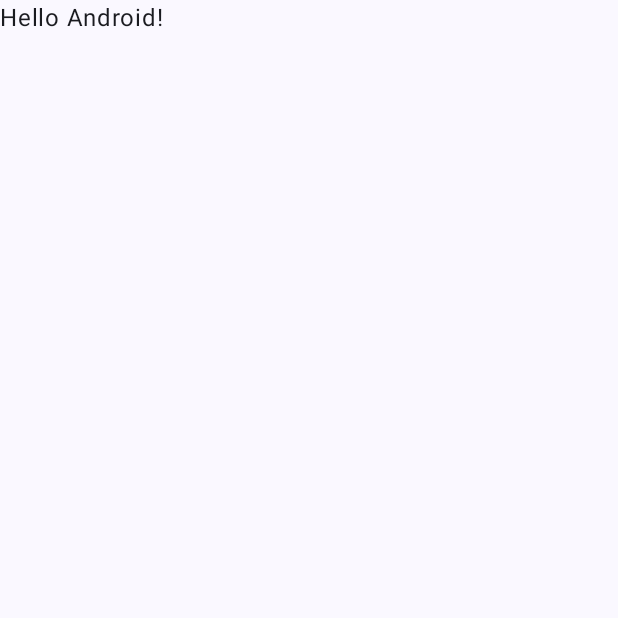
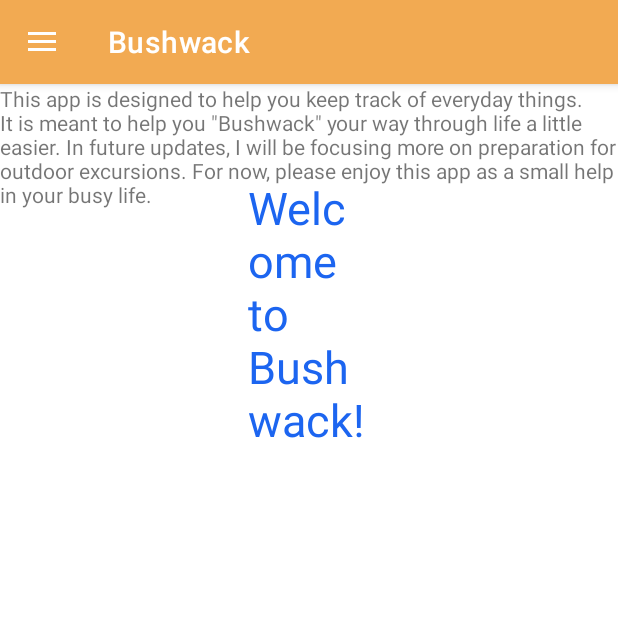
Before and after one commit to benbmb99/Bushwack, an Android app built with Jetpack Compose: the screen it shows after launch (MainActivity), on a phone screen of 412 x 824 dp, the top half of it. Before the commit the part shown is almost empty. Run offline under Robolectric (Android 15) with nearby library versions, the phone set to English and light mode, and no system bars.

Commit message:
Added Basic Layering of Application with Fragments

```diff
--- /dev/null
+++ b/app/src/main/java/com/hikerhelper/bushwack/Home.kt
@@ -0,0 +1,59 @@
+package com.hikerhelper.bushwack
+
+import android.os.Bundle
+import androidx.fragment.app.Fragment
+import android.view.LayoutInflater
+import android.view.View
+import android.view.ViewGroup
+
+// TODO: Rename parameter arguments, choose names that match
+// the fragment initialization parameters, e.g. ARG_ITEM_NUMBER
+private const val ARG_PARAM1 = "param1"
+private const val ARG_PARAM2 = "param2"
+
+/**
+ * A simple [Fragment] subclass.
+ * Use the [Home.newInstance] factory method to
+ * create an instance of this fragment.
+ */
+class Home : Fragment() {
+    // TODO: Rename and change types of parameters
+    private var param1: String? = null
+    private var param2: String? = null
+
+    override fun onCreate(savedInstanceState: Bundle?) {
+        super.onCreate(savedInstanceState)
+        arguments?.let {
+            param1 = it.getString(ARG_PARAM1)
+            param2 = it.getString(ARG_PARAM2)
+        }
+    }
+
+    override fun onCreateView(
+        inflater: LayoutInflater, container: ViewGroup?,
+        savedInstanceState: Bundle?
+    ): View? {
+        // Inflate the layout for this fragment
+        return inflater.inflate(R.layout.fragment_home, container, false)
+    }
+
+    companion object {
+        /**
+         * Use this factory method to create a new instance of
+         * this fragment using the provided parameters.
+         *
+         * @param param1 Parameter 1.
+         * @param param2 Parameter 2.
+         * @return A new instance of fragment Home.
+         */
+        // TODO: Rename and change types and number of parameters
+        @JvmStatic
+        fun newInstance(param1: String, param2: String) =
+            Home().apply {
+                arguments = Bundle().apply {
+                    putString(ARG_PARAM1, param1)
+                    putString(ARG_PARAM2, param2)
+                }
+            }
+    }
+}
--- a/app/src/main/java/com/hikerhelper/bushwack/MainActivity.kt
+++ b/app/src/main/java/com/hikerhelper/bushwack/MainActivity.kt
@@ -1,8 +1,13 @@
 package com.hikerhelper.bushwack
 
+import android.annotation.SuppressLint
 import android.os.Bundle
+import android.view.MenuItem
 import androidx.activity.ComponentActivity
 import androidx.activity.compose.setContent
+import androidx.appcompat.app.ActionBarDrawerToggle
+import androidx.appcompat.app.AppCompatActivity
+import androidx.appcompat.widget.Toolbar
 import androidx.compose.foundation.layout.fillMaxSize
 import androidx.compose.material3.MaterialTheme
 import androidx.compose.material3.Surface
@@ -10,21 +15,55 @@ import androidx.compose.material3.Text
 import androidx.compose.runtime.Composable
 import androidx.compose.ui.Modifier
 import androidx.compose.ui.tooling.preview.Preview
+import androidx.core.view.GravityCompat
+import androidx.drawerlayout.widget.DrawerLayout
+import com.google.android.material.navigation.NavigationView
 import com.hikerhelper.bushwack.ui.theme.BushwackTheme
 
-class MainActivity : ComponentActivity() {
+class MainActivity : AppCompatActivity(), NavigationView.OnNavigationItemSelectedListener {
+
+    private lateinit var drawerLayout: DrawerLayout
+
     override fun onCreate(savedInstanceState: Bundle?) {
         super.onCreate(savedInstanceState)
-        setContent {
-            BushwackTheme {
-                // A surface container using the 'background' color from the theme
-                Surface(
-                    modifier = Modifier.fillMaxSize(),
-                    color = MaterialTheme.colorScheme.background
-                ) {
-                    Greeting("Android")
-                }
-            }
+        setContentView(R.layout.activity_main)
+
+        drawerLayout = findViewById(R.id.drawer_layout)
+
+        val toolbar = findViewById<Toolbar>(R.id.toolbar)
+        setSupportActionBar(toolbar)
+
+        val navigationView = findViewById<NavigationView>(R.id.nav_view)
+        navigationView.setNavigationItemSelectedListener (this)
+
+        val toggle = ActionBarDrawerToggle(this, drawerLayout, toolbar, R.string.open_nav, R.string.close_nav)
+        drawerLayout.addDrawerListener(toggle)
+        toggle.syncState()
+
+        if (savedInstanceState == null){
+            supportFragmentManager.beginTransaction()
+                .replace(R.id.fragment_cont, Home()).commit()
+            navigationView.setCheckedItem(R.id.nav_home)
+        }
+    }
+
+    override fun onNavigationItemSelected(p0: MenuItem): Boolean {
+        when(p0.itemId){
+            R.id.nav_home -> supportFragmentManager.beginTransaction()
+                .replace(R.id.fragment_cont, Home()).commit()
+            R.id.nav_list -> supportFragmentManager.beginTransaction()
+                .replace(R.id.fragment_cont, List()).commit()
+        }
+        drawerLayout.closeDrawer(GravityCompat.START)
+        return true
+    }
+
+    @SuppressLint("MissingSuperCall")
+    override fun onBackPressed() {
+        if (drawerLayout.isDrawerOpen(GravityCompat.START)){
+            drawerLayout.closeDrawer(GravityCompat.START)
+        } else {
+            onBackPressedDispatcher.onBackPressed()
         }
     }
 }
--- /dev/null
+++ b/app/src/main/res/drawable/baseline_home_24.xml
@@ -0,0 +1,5 @@
+<vector xmlns:android="http://schemas.android.com/apk/res/android" android:height="24dp" android:tint="#AF3D3D" android:viewportHeight="24" android:viewportWidth="24" android:width="24dp">
+
+    <path android:fillColor="@android:color/white" android:pathData="M10,20v-6h4v6h5v-8h3L12,3 2,12h3v8z"/>
+
+</vector>
--- /dev/null
+++ b/app/src/main/res/drawable/baseline_list_24.xml
@@ -0,0 +1,5 @@
+<vector xmlns:android="http://schemas.android.com/apk/res/android" android:autoMirrored="true" android:height="24dp" android:tint="#AF3D3D" android:viewportHeight="24" android:viewportWidth="24" android:width="24dp">
+
+    <path android:fillColor="@android:color/white" android:pathData="M19,3h-4.18C14.4,1.84 13.3,1 12,1c-1.3,0 -2.4,0.84 -2.82,2L5,3c-1.1,0 -2,0.9 -2,2v14c0,1.1 0.9,2 2,2h14c1.1,0 2,-0.9 2,-2L21,5c0,-1.1 -0.9,-2 -2,-2zM12,3c0.55,0 1,0.45 1,1s-0.45,1 -1,1 -1,-0.45 -1,-1 0.45,-1 1,-1zM14,17L7,17v-2h7v2zM17,13L7,13v-2h10v2zM17,9L7,9L7,7h10v2z"/>
+
+</vector>
--- a/app/src/main/res/layout/activity_main.xml
+++ b/app/src/main/res/layout/activity_main.xml
@@ -1,7 +1,45 @@
 <?xml version="1.0" encoding="utf-8"?>
-<androidx.constraintlayout.widget.ConstraintLayout xmlns:android="http://schemas.android.com/apk/res/android"
+<androidx.drawerlayout.widget.DrawerLayout
+    xmlns:android="http://schemas.android.com/apk/res/android"
     xmlns:app="http://schemas.android.com/apk/res-auto"
     xmlns:tools="http://schemas.android.com/tools"
-    android:id="@+id/linearLayout"
+    android:id="@+id/drawer_layout"
     android:layout_width="match_parent"
-    android:layout_height="match_parent"/>
+    android:layout_height="match_parent"
+    android:fitsSystemWindows="true"
+    tools:openDrawer="start"
+    tools:context=".MainActivity">
+
+    <LinearLayout
+        android:layout_width="match_parent"
+        android:layout_height="match_parent"
+        android:orientation="vertical">
+
+        <androidx.appcompat.widget.Toolbar
+            android:layout_width="match_parent"
+            android:layout_height="56dp"
+            android:id="@+id/toolbar"
+            android:elevation="4dp"
+            android:background="@color/amber"
+            android:theme="@style/ThemeOverlay.AppCompat.Dark.ActionBar"
+            app:popupTheme="@style/ThemeOverlay.AppCompat.Light"/>
+
+        <FrameLayout
+            android:layout_width="match_parent"
+            android:layout_height="match_parent"
+            android:id="@+id/fragment_cont"/>
+
+    </LinearLayout>
+
+    <com.google.android.material.navigation.NavigationView
+        android:layout_width="wrap_content"
+        android:layout_height="match_parent"
+        android:id="@+id/nav_view"
+        android:layout_gravity="start"
+        app:headerLayout="@layout/nav_header"
+        app:menu="@menu/nav_menu"
+        app:itemIconTint="@color/maroon"
+        app:itemTextColor="@color/maroon"
+        android:background="@color/white"/>
+
+</androidx.drawerlayout.widget.DrawerLayout>
--- /dev/null
+++ b/app/src/main/res/layout/fragment_home.xml
@@ -0,0 +1,28 @@
+<?xml version="1.0" encoding="utf-8"?>
+<RelativeLayout
+    xmlns:android="http://schemas.android.com/apk/res/android"
+    xmlns:tools="http://schemas.android.com/tools"
+    android:layout_width="match_parent"
+    android:layout_height="match_parent"
+    tools:context=".Home">
+
+    <TextView
+        android:layout_width="wrap_content"
+        android:layout_height="wrap_content"
+        android:layout_alignParentStart="true"
+        android:layout_alignParentTop="true"
+        android:layout_alignParentEnd="true"
+        android:layout_marginStart="165dp"
+        android:layout_marginTop="62dp"
+        android:layout_marginEnd="165dp"
+        android:text="Welcome to Bushwack!"
+        android:textColor="@color/royal_blue"
+        android:textSize="30sp" />
+
+    <TextView
+        android:id="@+id/textView2"
+        android:layout_width="wrap_content"
+        android:layout_height="wrap_content"
+        android:text="This app is designed to help you keep track of everyday things. It is meant to help you &quot;Bushwack&quot; your way through life a little easier. In future updates, I will be focusing more on preparation for outdoor excursions. For now, please enjoy this app as a small help in your busy life." />
+
+</RelativeLayout>
--- /dev/null
+++ b/app/src/main/res/menu/nav_menu.xml
@@ -0,0 +1,32 @@
+<?xml version="1.0" encoding="utf-8"?>
+<menu xmlns:android="http://schemas.android.com/apk/res/android"
+    xmlns:tools="http://schemas.android.com/tools"
+    tools:showIn = "navigation_view">
+
+    <group
+        android:checkableBehavior="single">
+
+        <item
+            android:id="@+id/nav_home"
+            android:icon="@drawable/baseline_home_24"
+            android:title="Home"/>
+
+        <item
+            android:id="@+id/nav_list"
+            android:icon="@drawable/baseline_list_24"
+            android:title="List"/>
+
+    </group>
+
+    <item
+        android:title="">
+
+        <menu>
+            <item
+                android:id="@+id/logout"
+                android:icon="@mipmap/ic_launcher"
+                android:title="Logout"/>
+        </menu>
+    </item>
+
+</menu>
--- a/app/src/main/res/values/colors.xml
+++ b/app/src/main/res/values/colors.xml
@@ -7,4 +7,15 @@
     <color name="teal_700">#FF018786</color>
     <color name="black">#FF000000</color>
     <color name="white">#FFFFFFFF</color>
+    <color name="aqua">#68EDF0</color>
+    <color name="royal_blue">#1C65F0</color>
+    <color name="light_blue">#18ECF0</color>
+    <color name="soft_blue">#18A8F0</color>
+    <color name="toothpaste">#18F0AB</color>
+    <color name="jet_green">#18F061</color>
+    <color name="maroon">#A62957</color>
+    <color name="true_blue">#2E5FF2</color>
+    <color name="faded_blue">#2980F2</color>
+    <color name="amber">#F2AA52</color>
+    <color name="salmon">#F28B50</color>
 </resources>
--- a/app/src/main/res/values/strings.xml
+++ b/app/src/main/res/values/strings.xml
@@ -1,3 +1,7 @@
 <resources>
     <string name="app_name">Bushwack</string>
+    <string name="open_nav">Open Navigation</string>
+    <string name="close_nav">Close Navigation</string>
+    <!-- TODO: Remove or change this placeholder text -->
+    <string name="hello_blank_fragment">Hello blank fragment</string>
 </resources>
--- a/app/src/main/res/values/themes.xml
+++ b/app/src/main/res/values/themes.xml
@@ -1,5 +1,36 @@
 <?xml version="1.0" encoding="utf-8"?>
-<resources>
+<resources xmlns:tools="http://schemas.android.com/tools">
 
-    <style name="Theme.Bushwack" parent="android:Theme.Material.Light.NoActionBar" />
+    <style name="Theme.Bushwack" parent="Theme.MaterialComponents.DayNight.DarkActionBar" >
+        <!-- Primary Colors -->
+        <item name="colorPrimary">@color/aqua</item>
+        <item name="colorPrimaryVariant">@color/toothpaste</item>
+        <item name="colorOnPrimary">@color/white</item>
+
+        <!-- Secondary Colors -->
+        <item name="colorSecondary">@color/jet_green</item>
+        <item name="colorSecondaryVariant">@color/light_blue</item>
+        <item name="colorOnSecondary">@color/black</item>
+
+        <!-- Status Bar -->
+        <item name="android:statusBarColor">?attr/colorPrimaryVariant</item>
+
+    </style>
+
+    <style name="Theme.MainActivity" parent="Theme.MaterialComponents.DayNight.NoActionBar" >
+        <!-- Primary Colors -->
+        <item name="colorPrimary">@color/aqua</item>
+        <item name="colorPrimaryVariant">@color/toothpaste</item>
+        <item name="colorOnPrimary">@color/white</item>
+
+        <!-- Secondary Colors -->
+        <item name="colorSecondary">@color/jet_green</item>
+        <item name="colorSecondaryVariant">@color/light_blue</item>
+        <item name="colorOnSecondary">@color/black</item>
+
+        <!-- Status Bar -->
+        <item name="android:statusBarColor">?attr/colorPrimaryVariant</item>
+
+    </style>
+
 </resources>
```
Also changed, not shown: app/src/main/AndroidManifest.xml (+5 -3 lines), app/src/main/java/com/hikerhelper/bushwack/List.kt (added, +59 -0 lines), app/src/main/res/layout/fragment_list.xml (added, +14 -0 lines), app/src/main/res/layout/nav_header.xml (added, +19 -0 lines).
